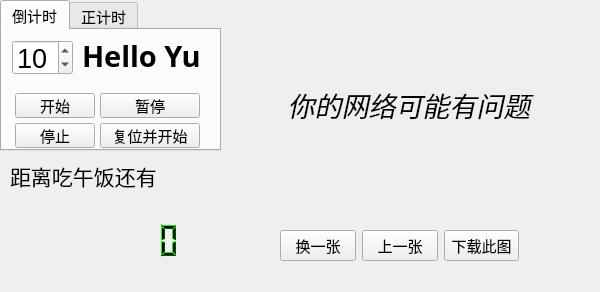
Old version of the form TimerXdd2/Timer2_2.ui in the repository xdd1997/PythonXdd.
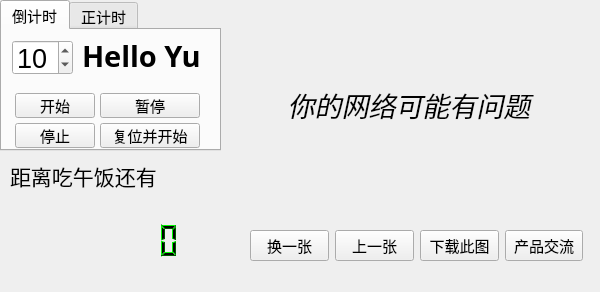
New version of the form.

Commit message: 添加产品交流功能

```diff
--- a/TimerXdd2/Timer2_2.ui
+++ b/TimerXdd2/Timer2_2.ui
@@ -290,9 +290,9 @@
   <widget class="QWidget" name="horizontalLayoutWidget">
    <property name="geometry">
     <rect>
-     <x>280</x>
+     <x>250</x>
      <y>230</y>
-     <width>239</width>
+     <width>333</width>
      <height>31</height>
     </rect>
    </property>
@@ -318,6 +318,13 @@
       </property>
      </widget>
     </item>
+    <item>
+     <widget class="QPushButton" name="pushButton_talk">
+      <property name="text">
+       <string>产品交流</string>
+      </property>
+     </widget>
+    </item>
    </layout>
   </widget>
   <widget class="QLabel" name="label_eatTxt">
```
The commit also changes 11 other files.
